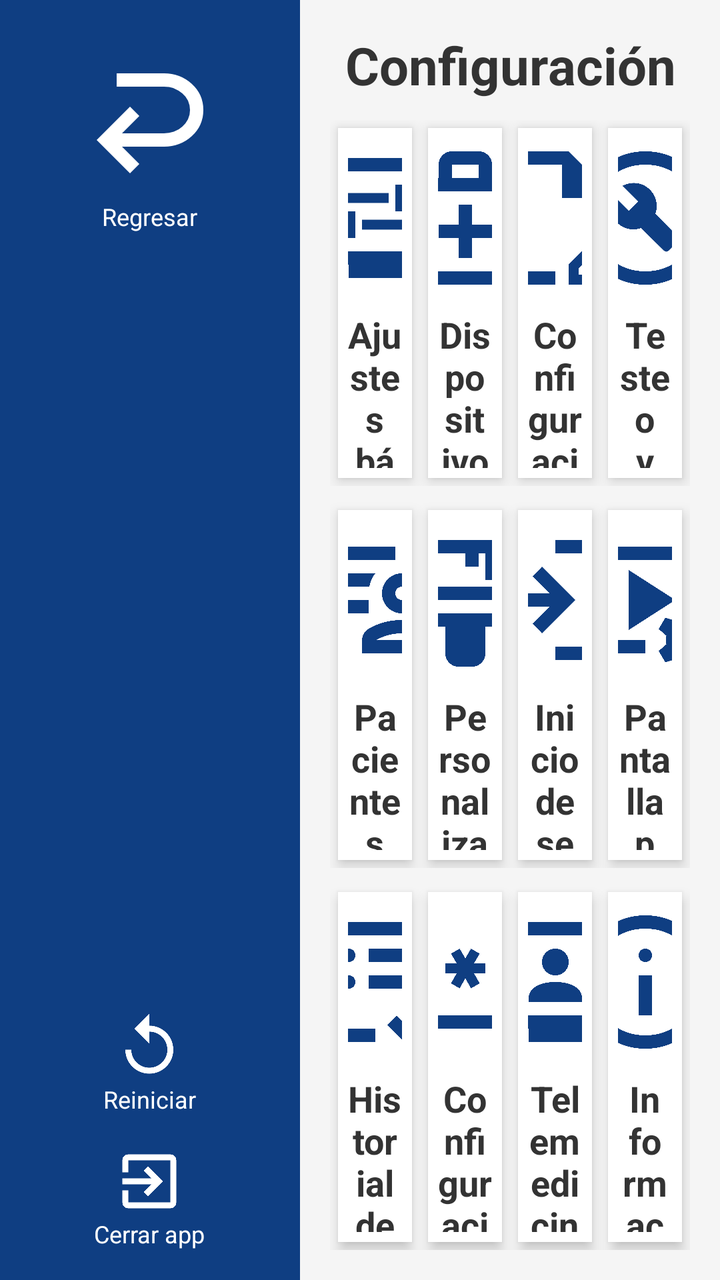
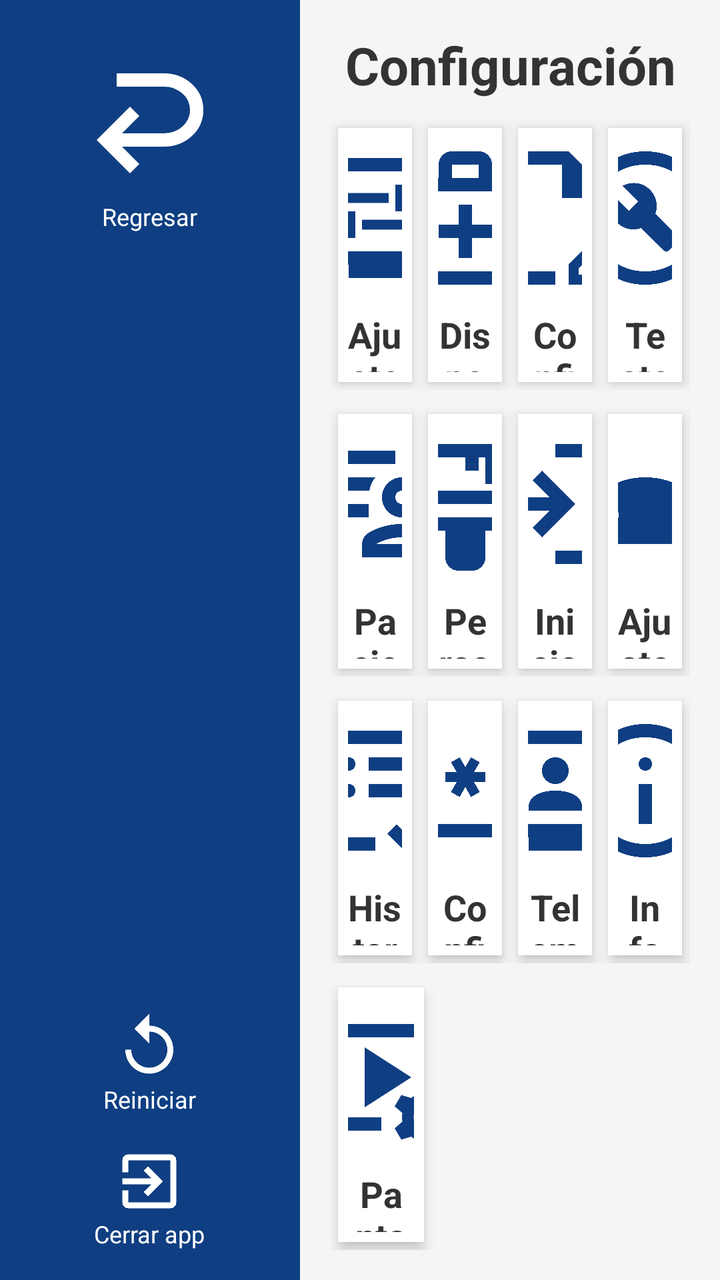

Before-and-after screenshots of an Android layout around one commit, followed by the original layout XML and the change that was made.
<!-- AndroidManifest.xml: application theme Theme.Quiosco -->
<!-- res/layout/activity_settings.xml -->
<?xml version="1.0" encoding="utf-8"?>
<LinearLayout xmlns:android="http://schemas.android.com/apk/res/android"
    xmlns:app="http://schemas.android.com/apk/res-auto"
    android:layout_width="match_parent"
    android:layout_height="match_parent"
    android:orientation="horizontal"
    android:background="#F5F5F5">

    
    <LinearLayout
        android:id="@+id/sideBarLayout"
        android:layout_width="150dp"
        android:layout_height="match_parent"
        android:background="#0F3E82"
        android:orientation="vertical"
        android:gravity="center_horizontal"
        android:paddingTop="20dp">

        <LinearLayout
            android:id="@+id/btnBackSettings"
            android:layout_width="wrap_content"
            android:layout_height="wrap_content"
            android:orientation="vertical"
            android:gravity="center"
            android:paddingBottom="20dp"
            android:clickable="true"
            android:focusable="true">

            <ImageView
                android:layout_width="80dp"
                android:layout_height="80dp"
                android:src="@drawable/ic_regresar"
                android:rotation="180"
                app:tint="#FFFFFF" />

            <TextView
                android:layout_width="wrap_content"
                android:layout_height="wrap_content"
                android:text="Regresar"
                android:textColor="#FFFFFF"
                android:textSize="12sp" />
        </LinearLayout>

        <View
            android:layout_width="match_parent"
            android:layout_height="0dp"
            android:layout_weight="1"/>

        
        <LinearLayout
            android:id="@+id/btnRebootDevice"
            android:layout_width="wrap_content"
            android:layout_height="wrap_content"
            android:orientation="vertical"
            android:gravity="center"
            android:paddingBottom="15dp"
            android:clickable="true"
            android:focusable="true">
            <ImageView
                android:layout_width="36dp"
                android:layout_height="36dp"
                android:src="@drawable/ic_restart"
                app:tint="#FFFFFF" />
            <TextView
                android:layout_width="wrap_content"
                android:layout_height="wrap_content"
                android:text="Reiniciar"
                android:textColor="#FFFFFF"
                android:textSize="12sp"/>
        </LinearLayout>

        
        <LinearLayout
            android:id="@+id/btnCloseApp"
            android:layout_width="wrap_content"
            android:layout_height="wrap_content"
            android:orientation="vertical"
            android:gravity="center"
            android:paddingBottom="15dp"
            android:clickable="true"
            android:focusable="true">
            <ImageView
                android:layout_width="36dp"
                android:layout_height="36dp"
                android:src="@drawable/ic_close_app"
                app:tint="#FFFFFF" />
            <TextView
                android:layout_width="wrap_content"
                android:layout_height="wrap_content"
                android:text="Cerrar app"
                android:textColor="#FFFFFF"
                android:textSize="12sp"/>
        </LinearLayout>

    </LinearLayout>

    
    <LinearLayout
        android:layout_width="0dp"
        android:layout_height="match_parent"
        android:layout_weight="1"
        android:orientation="vertical"
        android:padding="15dp">

        <TextView
            android:layout_width="match_parent"
            android:layout_height="wrap_content"
            android:text="Configuración"
            android:textSize="26sp"
            android:textColor="#333333"
            android:textStyle="bold"
            android:gravity="center"
            android:layout_marginBottom="10dp"/>

        
        <LinearLayout
            android:layout_width="match_parent"
            android:layout_height="0dp"
            android:layout_weight="1"
            android:orientation="horizontal"
            android:weightSum="4"
            android:layout_marginBottom="8dp">

            <LinearLayout
                android:id="@+id/btnBasicSettings"
                android:layout_width="0dp"
                android:layout_height="match_parent"
                android:layout_weight="1"
                android:layout_margin="4dp"
                android:background="#FFFFFF"
                android:elevation="4dp"
                android:orientation="vertical"
                android:gravity="center"
                android:clickable="true"
                android:focusable="true"
                android:padding="5dp">
                <ImageView
                    android:layout_width="80dp"
                    android:layout_height="80dp"
                    android:src="@drawable/ic_ajustes"
                    app:tint="#0F3E82"/>
                <TextView
                    android:layout_width="wrap_content"
                    android:layout_height="wrap_content"
                    android:text="Ajustes básicos"
                    android:textColor="#333333"
                    android:textSize="18sp"
                    android:textStyle="bold"
                    android:gravity="center"
                    android:layout_marginTop="6dp"/>
            </LinearLayout>

            <LinearLayout
                android:id="@+id/btnElementsTest"
                android:layout_width="0dp"
                android:layout_height="match_parent"
                android:layout_weight="1"
                android:layout_margin="4dp"
                android:background="#FFFFFF"
                android:elevation="4dp"
                android:orientation="vertical"
                android:gravity="center"
                android:clickable="true"
                android:focusable="true"
                android:padding="5dp">
                <ImageView
                    android:layout_width="80dp"
                    android:layout_height="80dp"
                    android:src="@drawable/ic_medicion"
                    app:tint="#0F3E82"/>
                <TextView
                    android:layout_width="wrap_content"
                    android:layout_height="wrap_content"
                    android:text="Dispositivos\nde medición"
                    android:textColor="#333333"
                    android:textSize="18sp"
                    android:textStyle="bold"
                    android:gravity="center"
                    android:layout_marginTop="6dp"/>
            </LinearLayout>

            <LinearLayout
                android:layout_width="0dp"
                android:layout_height="match_parent"
                android:layout_weight="1"
                android:layout_margin="4dp"
                android:background="#FFFFFF"
                android:elevation="4dp"
                android:orientation="vertical"
                android:gravity="center"
                android:clickable="true"
                android:focusable="true"
                android:padding="5dp">
                <ImageView
                    android:layout_width="80dp"
                    android:layout_height="80dp"
                    android:src="@drawable/ic_informes"
                    app:tint="#0F3E82"/>
                <TextView
                    android:layout_width="wrap_content"
                    android:layout_height="wrap_content"
                    android:text="Configuración\nde informes"
                    android:textColor="#333333"
                    android:textSize="18sp"
                    android:textStyle="bold"
                    android:gravity="center"
                    android:layout_marginTop="6dp"/>
            </LinearLayout>

            <LinearLayout
                android:id="@+id/btnMicTest"
                android:layout_width="0dp"
                android:layout_height="match_parent"
                android:layout_weight="1"
                android:layout_margin="4dp"
                android:background="#FFFFFF"
                android:elevation="4dp"
                android:orientation="vertical"
                android:gravity="center"
                android:clickable="true"
                android:focusable="true"
                android:padding="5dp">
                <ImageView
                    android:layout_width="80dp"
                    android:layout_height="80dp"
                    android:src="@drawable/ic_test"
                    app:tint="#0F3E82"/>
                <TextView
                    android:layout_width="wrap_content"
                    android:layout_height="wrap_content"
                    android:text="Testeo y\ncalibración"
                    android:textColor="#333333"
                    android:textSize="18sp"
                    android:textStyle="bold"
                    android:gravity="center"
                    android:layout_marginTop="6dp"/>
            </LinearLayout>
        </LinearLayout>

        
        <LinearLayout
            android:layout_width="match_parent"
            android:layout_height="0dp"
            android:layout_weight="1"
            android:orientation="horizontal"
            android:weightSum="4"
            android:layout_marginBottom="8dp">

            <LinearLayout
                android:id="@+id/btnPatientTable"
                android:layout_width="0dp"
                android:layout_height="match_parent"
                android:layout_weight="1"
                android:layout_margin="4dp"
                android:background="#FFFFFF"
                android:elevation="4dp"
                android:orientation="vertical"
                android:gravity="center"
                android:clickable="true"
                android:focusable="true"
                android:padding="5dp">
                <ImageView
                    android:layout_width="80dp"
                    android:layout_height="80dp"
                    android:src="@drawable/ic_pacientes"
                    app:tint="#0F3E82"/>
                <TextView
                    android:layout_width="wrap_content"
                    android:layout_height="wrap_content"
                    android:text="Pacientes"
                    android:textColor="#333333"
                    android:textSize="18sp"
                    android:textStyle="bold"
                    android:gravity="center"
                    android:layout_marginTop="6dp"/>
            </LinearLayout>

            <LinearLayout
                android:id="@+id/btnLogoSettings"
                android:layout_width="0dp"
                android:layout_height="match_parent"
                android:layout_weight="1"
                android:layout_margin="4dp"
                android:background="#FFFFFF"
                android:elevation="4dp"
                android:orientation="vertical"
                android:gravity="center"
                android:clickable="true"
                android:focusable="true"
                android:padding="5dp">
                <ImageView
                    android:layout_width="80dp"
                    android:layout_height="80dp"
                    android:src="@drawable/ic_tema"
                    app:tint="#0F3E82"/>
                <TextView
                    android:layout_width="wrap_content"
                    android:layout_height="wrap_content"
                    android:text="Personalizar"
                    android:textColor="#333333"
                    android:textSize="18sp"
                    android:textStyle="bold"
                    android:gravity="center"
                    android:layout_marginTop="6dp"/>
            </LinearLayout>

            <LinearLayout
                android:id="@+id/btnUserSettings"
                android:layout_width="0dp"
                android:layout_height="match_parent"
                android:layout_weight="1"
                android:layout_margin="4dp"
                android:background="#FFFFFF"
                android:elevation="4dp"
                android:orientation="vertical"
                android:gravity="center"
                android:clickable="true"
                android:focusable="true"
                android:padding="5dp">
                <ImageView
                    android:layout_width="80dp"
                    android:layout_height="80dp"
                    android:src="@drawable/ic_login"
                    app:tint="#0F3E82"/>
                <TextView
                    android:layout_width="wrap_content"
                    android:layout_height="wrap_content"
                    android:text="Inicio de sesión"
                    android:textColor="#333333"
                    android:textSize="18sp"
                    android:textStyle="bold"
                    android:gravity="center"
                    android:layout_marginTop="6dp"/>
            </LinearLayout>

            <LinearLayout
                android:id="@+id/btnAdvertisingScreen"
                android:layout_width="0dp"
                android:layout_height="match_parent"
                android:layout_weight="1"
                android:layout_margin="4dp"
                android:background="#FFFFFF"
                android:elevation="4dp"
                android:orientation="vertical"
                android:gravity="center"
                android:clickable="true"
                android:focusable="true"
                android:padding="5dp">
                <ImageView
                    android:layout_width="80dp"
                    android:layout_height="80dp"
                    android:src="@drawable/ic_video"
                    app:tint="#0F3E82"/>

                <TextView
                    android:layout_width="wrap_content"
                    android:layout_height="wrap_content"
                    android:text="Pantalla publicitaria"
                    android:textColor="#333333"
                    android:textSize="18sp"
                    android:textStyle="bold"
                    android:gravity="center"
                    android:layout_marginTop="6dp"/>

            </LinearLayout>
        </LinearLayout>

        
        <LinearLayout
            android:layout_width="match_parent"
            android:layout_height="0dp"
            android:layout_weight="1"
            android:orientation="horizontal"
            android:weightSum="4">

            <LinearLayout
                android:id="@+id/btnResultTable"
                android:layout_width="0dp"
                android:layout_height="match_parent"
                android:layout_weight="1"
                android:layout_margin="4dp"
                android:background="#FFFFFF"
                android:elevation="4dp"
                android:orientation="vertical"
                android:gravity="center"
                android:clickable="true"
                android:focusable="true"
                android:padding="5dp">
                <ImageView
                    android:layout_width="80dp"
                    android:layout_height="80dp"
                    android:src="@drawable/ic_historial"
                    app:tint="#0F3E82"/>
                <TextView
                    android:layout_width="wrap_content"
                    android:layout_height="wrap_content"
                    android:text="Historial de mediciones"
                    android:textColor="#333333"
                    android:textSize="18sp"
                    android:textStyle="bold"
                    android:gravity="center"
                    android:layout_marginTop="6dp"/>
            </LinearLayout>

            <LinearLayout
                android:id="@+id/btnPasswordSettings"
                android:layout_width="0dp"
                android:layout_height="match_parent"
                android:layout_weight="1"
                android:layout_margin="4dp"
                android:background="#FFFFFF"
                android:elevation="4dp"
                android:orientation="vertical"
                android:gravity="center"
                android:clickable="true"
                android:focusable="true"
                android:padding="5dp">
                <ImageView
                    android:layout_width="80dp"
                    android:layout_height="80dp"
                    android:src="@drawable/ic_password"
                    app:tint="#0F3E82"/>
                <TextView
                    android:layout_width="wrap_content"
                    android:layout_height="wrap_content"
                    android:text="Configuración\nde contraseña"
                    android:textColor="#333333"
                    android:textSize="18sp"
                    android:textStyle="bold"
                    android:gravity="center"
                    android:layout_marginTop="6dp"/>
            </LinearLayout>

            <LinearLayout
                android:id="@+id/btnTelemedicineSettings"
                android:layout_width="0dp"
                android:layout_height="match_parent"
                android:layout_weight="1"
                android:layout_margin="4dp"
                android:background="#FFFFFF"
                android:elevation="4dp"
                android:orientation="vertical"
                android:gravity="center"
                android:clickable="true"
                android:focusable="true"
                android:padding="5dp">
                <ImageView
                    android:layout_width="80dp"
                    android:layout_height="80dp"
                    android:src="@drawable/ic_telemedicina"
                    app:tint="#0F3E82"/>
                <TextView
                    android:layout_width="wrap_content"
                    android:layout_height="wrap_content"
                    android:text="Telemedicina"
                    android:textColor="#333333"
                    android:textSize="18sp"
                    android:textStyle="bold"
                    android:gravity="center"
                    android:layout_marginTop="6dp"/>
            </LinearLayout>

            <LinearLayout
                android:id="@+id/btnDeviceInfo"
                android:layout_width="0dp"
                android:layout_height="match_parent"
                android:layout_weight="1"
                android:layout_margin="4dp"
                android:background="#FFFFFF"
                android:elevation="4dp"
                android:orientation="vertical"
                android:gravity="center"
                android:clickable="true"
                android:focusable="true"
                android:padding="5dp">
                <ImageView
                    android:layout_width="80dp"
                    android:layout_height="80dp"
                    android:src="@drawable/ic_info"
                    app:tint="#0F3E82"/>
                <TextView
                    android:layout_width="wrap_content"
                    android:layout_height="wrap_content"
                    android:text="Información del\ndispositivo"
                    android:textColor="#333333"
                    android:textSize="18sp"
                    android:textStyle="bold"
                    android:gravity="center"
                    android:layout_marginTop="6dp"/>
            </LinearLayout>
        </LinearLayout>

    </LinearLayout>
</LinearLayout>
<!-- resources referenced by this layout -->
<resources>
  <!-- drawable ic_close_app (drawable) -->
  <?xml version="1.0" encoding="utf-8"?>
  <vector xmlns:android="http://schemas.android.com/apk/res/android"
      android:width="24dp"
      android:height="24dp"
      android:viewportWidth="24"
      android:viewportHeight="24">
    <path
        android:fillColor="#FFFFFFFF"
        android:pathData="M10.09,15.59L11.5,17l5,-5 -5,-5 -1.41,1.41L12.67,11H3v2h9.67l-2.58,2.59zM19,3H5c-1.11,0 -2,0.9 -2,2v4h2V5h14v14H5v-4H3v4c0,1.1 0.89,2 2,2h14c1.1,0 2,-0.9 2,-2V5c0,-1.1 -0.9,-2 -2,-2z"/>
  </vector>
  <!-- drawable ic_login (drawable) -->
  <vector xmlns:android="http://schemas.android.com/apk/res/android" android:autoMirrored="true" android:height="24dp" android:tint="#FFFFFF" android:viewportHeight="960" android:viewportWidth="960" android:width="24dp">
        
      <path android:fillColor="@android:color/white" android:pathData="M480,840L480,760L760,760Q760,760 760,760Q760,760 760,760L760,200Q760,200 760,200Q760,200 760,200L480,200L480,120L760,120Q793,120 816.5,143.5Q840,167 840,200L840,760Q840,793 816.5,816.5Q793,840 760,840L480,840ZM400,680L345,622L447,520L120,520L120,440L447,440L345,338L400,280L600,480L400,680Z"/>
      
  </vector>
  <!-- drawable ic_regresar (drawable) -->
  <vector xmlns:android="http://schemas.android.com/apk/res/android" android:autoMirrored="true" android:height="24dp" android:tint="#FFFFFF" android:viewportHeight="960" android:viewportWidth="960" android:width="24dp">
        
      <path android:fillColor="@android:color/white" android:pathData="M396,760Q299,760 229.5,697Q160,634 160,540Q160,446 229.5,383Q299,320 396,320L648,320L544,216L600,160L800,360L600,560L544,504L648,400L396,400Q333,400 286.5,440Q240,480 240,540Q240,600 286.5,640Q333,680 396,680L680,680L680,760L396,760Z"/>
      
  </vector>
  <!-- drawable ic_restart (drawable) -->
  <?xml version="1.0" encoding="utf-8"?>
  <vector xmlns:android="http://schemas.android.com/apk/res/android"
      android:width="24dp"
      android:height="24dp"
      android:viewportWidth="24"
      android:viewportHeight="24">
    <path
        android:fillColor="#FFFFFFFF"
        android:pathData="M12,5V1L7,6l5,5V7c3.31,0 6,2.69 6,6s-2.69,6 -6,6 -6,-2.69 -6,-6H4c0,4.42 3.58,8 8,8s8,-3.58 8,-8 -3.58,-8 -8,-8z"/>
  </vector>
  <style name="Theme.Quiosco" parent="Base.Theme.Quiosco" />
  <style name="Base.Theme.Quiosco" parent="Theme.Material3.DayNight.NoActionBar">
          
          
      </style>
  <!-- unchanged entries left out for length: 11 -->
</resources>

<!-- the commit's change to res/layout/activity_settings.xml (unified diff, before → after) -->
@@ -334,28 +334,28 @@
             </LinearLayout>
 
             <LinearLayout
-                android:id="@+id/btnAdvertisingScreen"
-                android:layout_width="0dp"
-                android:layout_height="match_parent"
-                android:layout_weight="1"
-                android:layout_margin="4dp"
-                android:background="#FFFFFF"
-                android:elevation="4dp"
-                android:orientation="vertical"
-                android:gravity="center"
-                android:clickable="true"
-                android:focusable="true"
-                android:padding="5dp">
-                <ImageView
-                    android:layout_width="80dp"
-                    android:layout_height="80dp"
-                    android:src="@drawable/ic_video"
-                    app:tint="#0F3E82"/>
-
-                <TextView
-                    android:layout_width="wrap_content"
-                    android:layout_height="wrap_content"
-                    android:text="Pantalla publicitaria"
+                android:id="@+id/btnAndroidSettings"
+                android:layout_width="0dp"
+                android:layout_height="match_parent"
+                android:layout_weight="1"
+                android:layout_margin="4dp"
+                android:background="#FFFFFF"
+                android:elevation="4dp"
+                android:orientation="vertical"
+                android:gravity="center"
+                android:clickable="true"
+                android:focusable="true"
+                android:padding="5dp">
+                <ImageView
+                    android:layout_width="80dp"
+                    android:layout_height="80dp"
+                    android:src="@drawable/ic_android"
+                    app:tint="#0F3E82"/>
+
+                <TextView
+                    android:layout_width="wrap_content"
+                    android:layout_height="wrap_content"
+                    android:text="Ajustes de Android"
                     android:textColor="#333333"
                     android:textSize="18sp"
                     android:textStyle="bold"
@@ -490,5 +490,49 @@
             </LinearLayout>
         </LinearLayout>
 
+        
+        <LinearLayout
+            android:layout_width="match_parent"
+            android:layout_height="0dp"
+            android:layout_weight="1"
+            android:orientation="horizontal"
+            android:weightSum="4"
+            android:layout_marginTop="8dp">
+
+            <LinearLayout
+                android:id="@+id/btnAdvertisingScreen"
+                android:layout_width="0dp"
+                android:layout_height="match_parent"
+                android:layout_weight="1"
+                android:layout_margin="4dp"
+                android:background="#FFFFFF"
+                android:elevation="4dp"
+                android:orientation="vertical"
+                android:gravity="center"
+                android:clickable="true"
+                android:focusable="true"
+                android:padding="5dp">
+                <ImageView
+                    android:layout_width="80dp"
+                    android:layout_height="80dp"
+                    android:src="@drawable/ic_video"
+                    app:tint="#0F3E82"/>
+                <TextView
+                    android:layout_width="wrap_content"
+                    android:layout_height="wrap_content"
+                    android:text="Pantalla publicitaria"
+                    android:textColor="#333333"
+                    android:textSize="18sp"
+                    android:textStyle="bold"
+                    android:gravity="center"
+                    android:layout_marginTop="6dp"/>
+            </LinearLayout>
+
+            <View
+                android:layout_width="0dp"
+                android:layout_height="match_parent"
+                android:layout_weight="3"/>
+        </LinearLayout>
+
     </LinearLayout>
 </LinearLayout>
<!-- resource entries referenced after the edit -->
@@ -1,5 +1,11 @@
 <!-- resources referenced by this layout -->
 <resources>
+  <!-- drawable ic_android (drawable) -->
+  <vector xmlns:android="http://schemas.android.com/apk/res/android" android:height="24dp" android:tint="#FFFFFF" android:viewportHeight="960" android:viewportWidth="960" android:width="24dp">
+        
+      <path android:fillColor="@android:color/white" android:pathData="M40,720Q50,615 104,529Q158,443 243,389L166,260Q157,246 161.5,230Q166,214 180,206Q194,197 210,201Q226,205 234,219L314,352Q352,336 393.5,328Q435,320 480,320Q525,320 566.5,328Q608,336 646,352L726,219Q734,205 750,201Q766,197 780,206Q794,214 798,230Q802,246 794,260L717,389Q802,443 856,529Q910,615 920,720L40,720ZM720.5,568.5Q722,551 711,534Q700,517 684,512Q668,507 655,516Q642,525 640,542Q638,559 649,576Q660,593 676.5,598.5Q693,604 706,595Q719,586 720.5,568.5ZM284,598Q300,593 311,576Q322,559 320.5,541.5Q319,524 306,515Q293,506 276.5,511.5Q260,517 249,534Q238,551 240,568Q242,585 255,594Q268,603 284,598Z"/>
+      
+  </vector>
   <!-- drawable ic_close_app (drawable) -->
   <?xml version="1.0" encoding="utf-8"?>
   <vector xmlns:android="http://schemas.android.com/apk/res/android"
